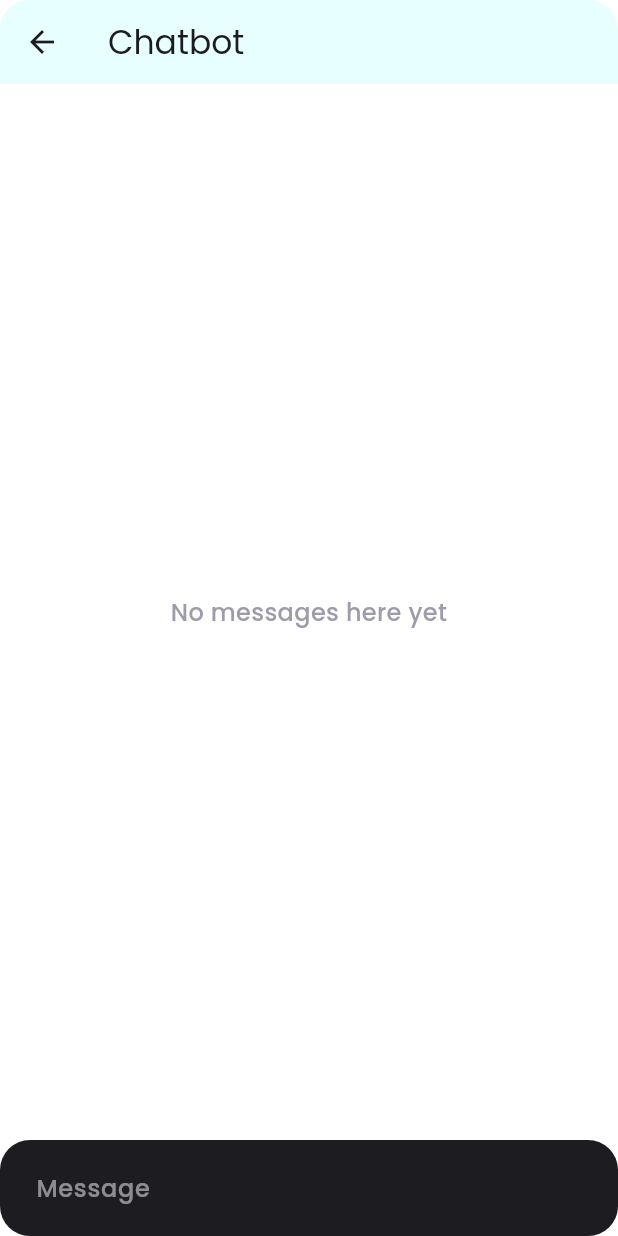
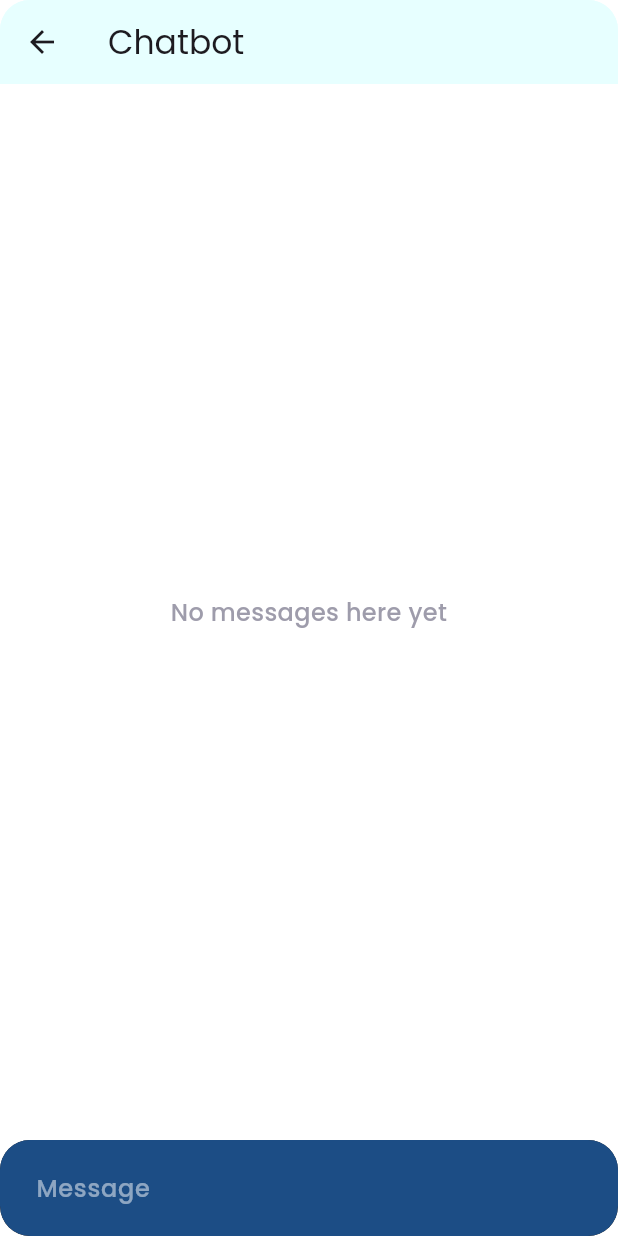
Before and after one commit to gouthamreddykallem/Nephrology_app, a Flutter app: the ChatDialog screen opened directly, on a phone screen of 412 x 824 dp. Run offline on Flutter 3.47's test engine with Material 3 defaults, Android fonts, the phone set to English and light mode, and no system bars; our stand-ins replace flutter_chat_types, flutter_chat_ui, flutter_map, flutter_svg, latlong2; project files that could hold a hidden picture were left out.

Commit message:
Chatbot updated

```diff
--- a/lib/pages/ai_chat_page.dart
+++ b/lib/pages/ai_chat_page.dart
@@ -5,6 +5,13 @@ import 'package:http/http.dart' as http;
 import 'dart:convert';
 import 'package:uuid/uuid.dart';
 
+class CustomChatTheme extends DefaultChatTheme {
+  @override
+  Decoration? get inputContainerDecoration => BoxDecoration(
+    color: const Color(0xff1C4D85), // Custom input field color
+    borderRadius: BorderRadius.circular(20.0), // Custom border radius
+  );
+}
 
 class ChatScreen extends StatefulWidget {
   const ChatScreen({super.key});
@@ -56,7 +63,7 @@ class _ChatScreenState extends State<ChatScreen> {
       messages: _messages,
       onSendPressed: _handleSendPressed,
       user: _user,
-
+      theme: CustomChatTheme(),
     );
   }
 }
```
